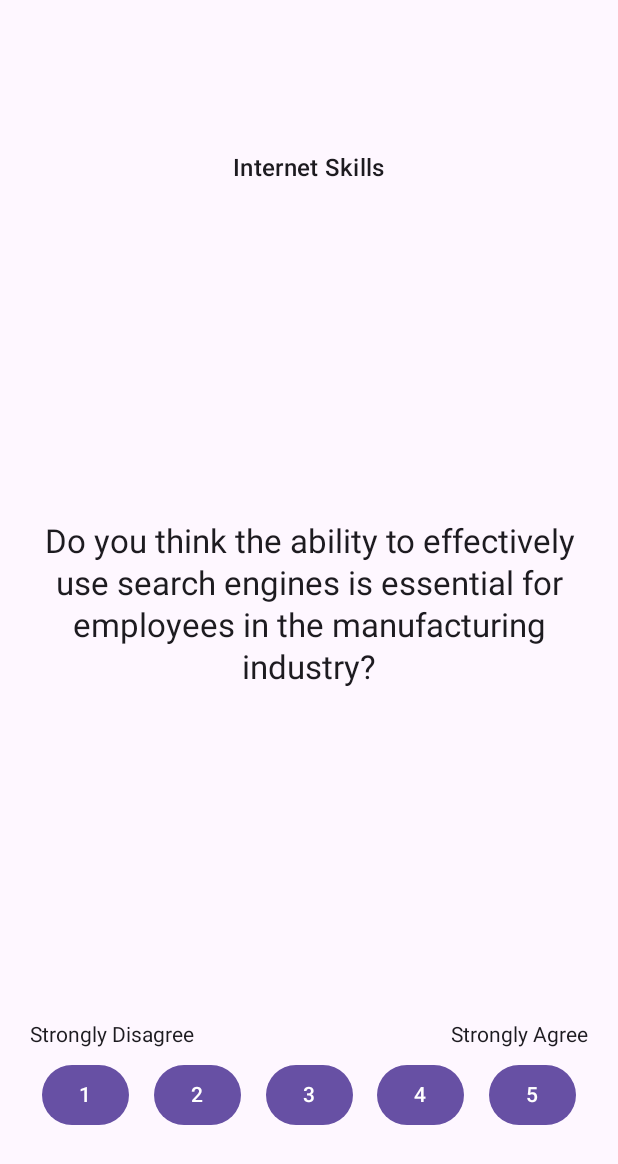
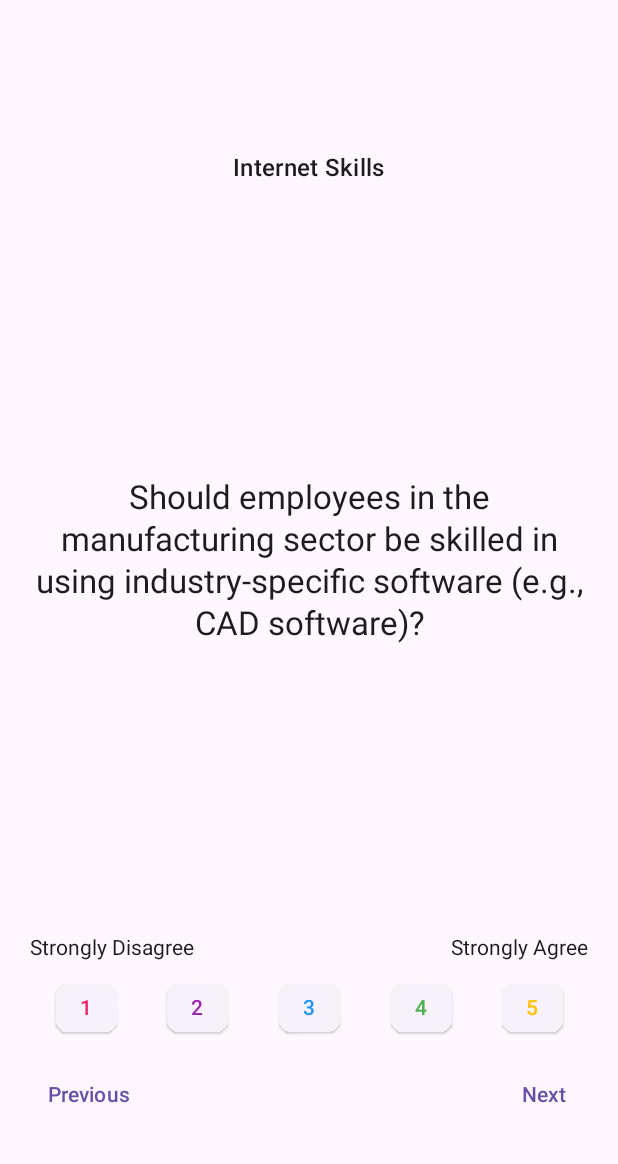
Before and after one commit to zaiehilmi/Talentify, an Android app built with Jetpack Compose: the @Preview function PreviewQuestionScreen, on a phone screen of 412 x 824 dp. Shown: the top 1164 px of the screen. Run offline under Robolectric (Android 15) with nearby library versions, the phone set to English and light mode, and no system bars.

Commit message:
feat: selesai design skrin untuk paparan soalan

```diff
--- a/app/src/main/java/com/zaie/nunasurvei/ui/screen/QuestionScreen.kt
+++ b/app/src/main/java/com/zaie/nunasurvei/ui/screen/QuestionScreen.kt
@@ -1,6 +1,7 @@
 package com.zaie.nunasurvei.ui.screen
 
 import android.util.Log
+import androidx.compose.animation.core.animateDpAsState
 import androidx.compose.foundation.background
 import androidx.compose.foundation.layout.Arrangement
 import androidx.compose.foundation.layout.Column
@@ -10,13 +11,23 @@ import androidx.compose.foundation.layout.fillMaxSize
 import androidx.compose.foundation.layout.fillMaxWidth
 import androidx.compose.foundation.layout.height
 import androidx.compose.foundation.layout.padding
-import androidx.compose.material3.Button
+import androidx.compose.foundation.layout.size
+import androidx.compose.material.icons.Icons
+import androidx.compose.material.icons.filled.Done
+import androidx.compose.material3.ElevatedFilterChip
+import androidx.compose.material3.Icon
 import androidx.compose.material3.MaterialTheme.typography
 import androidx.compose.material3.Surface
 import androidx.compose.material3.Text
+import androidx.compose.material3.TextButton
 import androidx.compose.runtime.Composable
+import androidx.compose.runtime.getValue
+import androidx.compose.runtime.mutableStateOf
+import androidx.compose.runtime.remember
+import androidx.compose.runtime.setValue
 import androidx.compose.ui.Alignment
 import androidx.compose.ui.Modifier
+import androidx.compose.ui.graphics.Color
 import androidx.compose.ui.text.style.TextAlign
 import androidx.compose.ui.tooling.preview.Preview
 import androidx.compose.ui.unit.dp
@@ -24,7 +35,8 @@ import com.zaie.nunasurvei.ui.theme.ZaieColor
 
 @Composable
 fun QuestionScreen(
-  question: String,
+  namaKemahiran: String,
+  soalan: String,
   onOptionSelected: (String) -> Unit
 ) {
 
@@ -37,11 +49,11 @@ fun QuestionScreen(
       horizontalAlignment = Alignment.CenterHorizontally
     ) {
       Text(
-        "Internet Skills",
+        namaKemahiran,
         style = typography.titleMedium
       )
       Text(
-        question,
+        soalan,
         style = typography.titleLarge,
         textAlign = TextAlign.Center
       )
@@ -67,24 +79,80 @@ private fun RatingSection() {
     }
     Spacer(modifier = Modifier.height(8.dp))
     RatingButtons()
+    Spacer(modifier = Modifier.height(10.dp))
+    Navigation()
   }
 }
 
 @Composable
 private fun RatingButtons() {
   val options = listOf("1", "2", "3", "4", "5")
+  var selectedIndex by remember { mutableStateOf<Int?>(null) }
+
+  val chipColors = listOf(
+    Color(0xFFE91E63), // Pink
+    Color(0xFF9C27B0), // Purple
+    Color(0xFF2196F3), // Blue
+    Color(0xFF4CAF50), // Green
+    Color(0xFFFFC107)  // Amber
+  )
 
   Row(
     modifier = Modifier.fillMaxWidth(),
     verticalAlignment = Alignment.CenterVertically,
     horizontalArrangement = Arrangement.SpaceAround
   ) {
-    options.forEach { option ->
-      Button(onClick = {
-        Log.i("Soalan", "Pilihan: $option")
-      }) {
-        Text(text = option)
-      }
+    options.forEachIndexed { index, option ->
+      val isSelected = index == selectedIndex
+      val animatedSelected by animateDpAsState(
+        targetValue = if (isSelected) 16.dp else 0.dp,
+        label = "selectedAnimation"
+      )
+
+      ElevatedFilterChip(
+        selected = isSelected,
+        onClick = {
+          Log.d("Rating", "RatingButtons: tekan $option")
+          selectedIndex = if (isSelected) null else index
+        },
+        label = {
+          Text(
+            text = option,
+            color = if (isSelected) Color.Black else chipColors[index]
+          )
+        },
+        leadingIcon = if (isSelected) {
+          {
+            Icon(
+              imageVector = Icons.Filled.Done,
+              contentDescription = "Done icon",
+              modifier = Modifier.size(animatedSelected)
+            )
+          }
+        } else {
+          null
+        }
+      )
+    }
+  }
+}
+
+@Composable
+private fun Navigation() {
+  Row(
+    Modifier.fillMaxWidth(),
+    horizontalArrangement = Arrangement.SpaceBetween,
+    verticalAlignment = Alignment.CenterVertically
+  ) {
+    TextButton(
+      onClick = { /*TODO*/ }
+    ) {
+      Text(text = "Previous")
+    }
+    TextButton(
+      onClick = { /*TODO*/ }
+    ) {
+      Text(text = "Next")
     }
   }
 }
@@ -93,7 +161,8 @@ private fun RatingButtons() {
 @Composable
 private fun PreviewQuestionScreen() {
   QuestionScreen(
-    question = "Do you think the ability to effectively use search engines is essential for employees in the manufacturing industry?",
+    namaKemahiran = "Internet Skills",
+    soalan = "Should employees in the manufacturing sector be skilled in using industry-specific software (e.g., CAD software)?",
     onOptionSelected = {}
   )
 }
```
Also changed, not shown: app/src/main/java/com/zaie/nunasurvei/model/SoalanSurvei.kt (added, +69 -0 lines).
